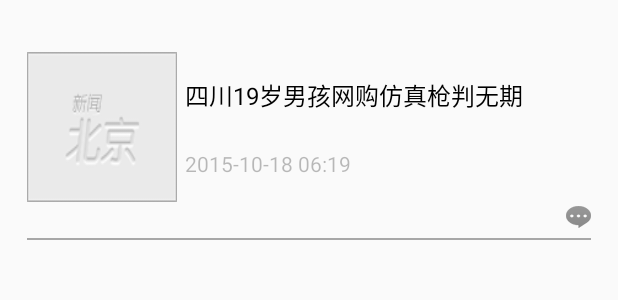
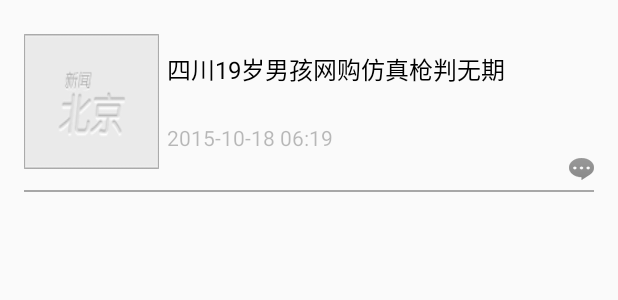
Before and after one commit to SkyBoy1227/News, an Android app: the layout item_tab_detail_pager.xml on its own in the app's theme, with its tools: preview values and no code run, on a phone screen of 412 x 824 dp. Shown: the top 300 px of the screen. Run offline under Robolectric (Android 15) with nearby library versions, the phone set to English and light mode, and no system bars.

```diff
--- a/app/build.gradle
+++ b/app/build.gradle
@@ -35,4 +35,6 @@ dependencies {
     implementation 'org.xutils:xutils:3.5.0'
     implementation 'com.google.code.gson:gson:2.8.2'
     implementation project(':ViewPagerIndicator_library')
+    implementation 'com.github.bumptech.glide:glide:4.7.1'
+    annotationProcessor 'com.github.bumptech.glide:compiler:4.7.1'
 }
--- a/app/src/main/java/com/sky/app/news/adapter/TabDetailPagerListAdapter.java
+++ b/app/src/main/java/com/sky/app/news/adapter/TabDetailPagerListAdapter.java
@@ -11,7 +11,7 @@ import java.util.List;
 
 /**
  * Created with Android Studio.
- * 描述: ${DESCRIPTION}
+ * 描述: 新闻页签适配器
  * Date: 2018/4/28
  * Time: 11:00
  *
--- a/app/src/main/java/com/sky/app/news/base/AbstractAdapter.java
+++ b/app/src/main/java/com/sky/app/news/base/AbstractAdapter.java
@@ -9,7 +9,7 @@ import java.util.List;
 
 /**
  * Created with Android Studio.
- * 描述: ${DESCRIPTION}
+ * 描述: 通用的BaseAdapter
  * Date: 2018/4/28
  * Time: 10:35
  *
--- a/app/src/main/java/com/sky/app/news/base/BaseViewHolder.java
+++ b/app/src/main/java/com/sky/app/news/base/BaseViewHolder.java
@@ -7,7 +7,7 @@ import butterknife.ButterKnife;
 
 /**
  * Created with Android Studio.
- * 描述: ${DESCRIPTION}
+ * 描述: 通用的ViewHolder
  * Date: 2018/4/28
  * Time: 10:36
  *
--- a/app/src/main/res/layout/item_tab_detail_pager.xml
+++ b/app/src/main/res/layout/item_tab_detail_pager.xml
@@ -2,16 +2,16 @@
 <RelativeLayout xmlns:android="http://schemas.android.com/apk/res/android"
     android:layout_width="match_parent"
     android:layout_height="wrap_content"
-    android:padding="10dp">
+    android:padding="8dp">
 
     <RelativeLayout
         android:layout_width="match_parent"
-        android:layout_height="150dp">
+        android:layout_height="120dp">
 
         <ImageView
             android:id="@+id/iv_icon"
-            android:layout_width="100dp"
-            android:layout_height="100dp"
+            android:layout_width="90dp"
+            android:layout_height="90dp"
             android:layout_centerVertical="true"
             android:layout_marginLeft="8dp"
             android:scaleType="fitXY"
```
Also changed, not shown: app/src/main/java/com/sky/app/news/menudetailpager/tabdetailpager/TabDetailPager.java (+14 -13 lines), app/src/main/java/com/sky/app/news/viewholder/TabDetailPagerListViewHolder.java (+39 -4 lines), app/src/main/res/layout/tab_detail_pager.xml (+0 -36 lines), app/src/main/res/layout/top_news.xml (added, +36 -0 lines), ViewPagerIndicator_library/src/main/res/drawable/news_tab_item_bg_select.9.png.
